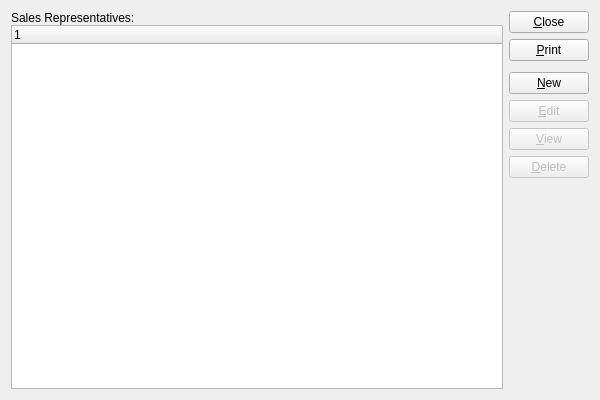
Pegasus-RPG/xtuple-client, file guiclient/salesReps.ui: the form before one commit.
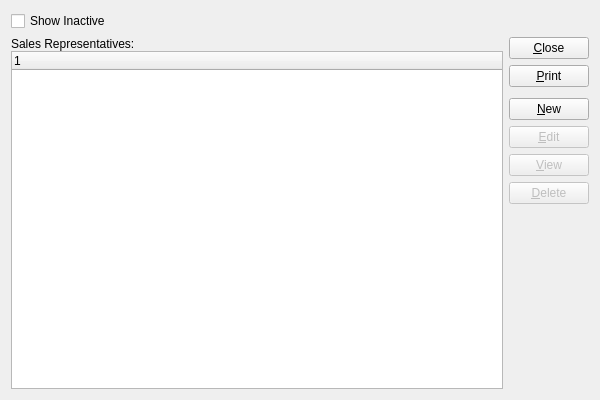
The form after the commit. Custom widgets are drawn as their Qt base class.

Commit message: Issue #24389:add showInactive filter

The edit to the form file:
```diff
--- a/guiclient/salesReps.ui
+++ b/guiclient/salesReps.ui
@@ -21,7 +21,7 @@
    <string>List Sales Representatives</string>
   </property>
   <layout class="QGridLayout" name="gridLayout">
-   <item row="0" column="0">
+   <item row="1" column="0">
     <layout class="QVBoxLayout">
      <property name="spacing">
       <number>0</number>
@@ -38,7 +38,7 @@
      </item>
     </layout>
    </item>
-   <item row="0" column="1">
+   <item row="1" column="1">
     <layout class="QVBoxLayout" name="verticalLayout">
      <item>
       <widget class="QPushButton" name="_close">
@@ -125,6 +125,13 @@
      </item>
     </layout>
    </item>
+   <item row="0" column="0">
+    <widget class="QCheckBox" name="_showInactive">
+     <property name="text">
+      <string>Show Inactive</string>
+     </property>
+    </widget>
+   </item>
   </layout>
  </widget>
  <layoutdefault spacing="6" margin="11"/>
```
The commit also changes 1 other file.
